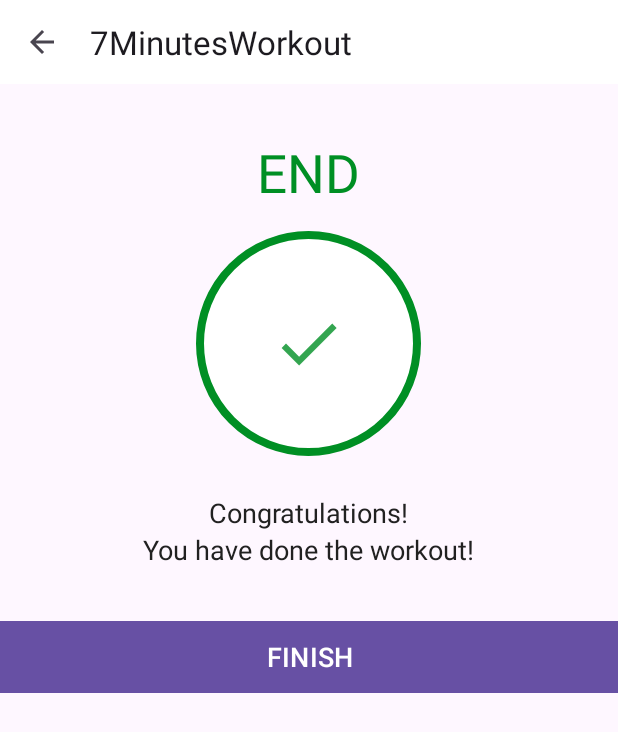
After one commit to Singh-Anshu/7MinutesWorkout, an Android app: the FinishActivity screen opened directly, with no data from a screen before it, on a phone screen of 412 x 824 dp. The commit adds this screen. Shown: the top 732 px of the screen. Run offline under Robolectric (Android 15) with nearby library versions, the phone set to English and light mode, and no system bars.

Commit message:
Created the FinishActivity Screen when exercise is finished.

```diff
--- a/app/src/main/AndroidManifest.xml
+++ b/app/src/main/AndroidManifest.xml
@@ -4,9 +4,10 @@
 
     <queries>
         <intent>
-            <action android:name="android.intent.action.TTS_SERVICE"/>
+            <action android:name="android.intent.action.TTS_SERVICE" />
         </intent>
     </queries>
+
     <application
         android:allowBackup="true"
         android:dataExtractionRules="@xml/data_extraction_rules"
@@ -17,6 +18,9 @@
         android:supportsRtl="true"
         android:theme="@style/Theme._7MinutesWorkout"
         tools:targetApi="31">
+        <activity
+            android:name=".FinishActivity"
+            android:exported="false" />
         <activity
             android:name=".TextToSpeechAcctivity"
             android:exported="false" />
--- a/app/src/main/java/com/example/a7minutesworkout/ExcersiseActivity.kt
+++ b/app/src/main/java/com/example/a7minutesworkout/ExcersiseActivity.kt
@@ -1,5 +1,6 @@
 package com.example.a7minutesworkout
 
+import android.content.Intent
 import android.media.MediaPlayer
 import android.net.Uri
 import android.os.Bundle
@@ -211,20 +212,24 @@ class ExcersiseActivity : AppCompatActivity(), TextToSpeech.OnInitListener {
             }
 
             override fun onFinish() {
-                exerciseList!![currentExercisePosition].setIsSelected(false)
-                exerciseList!![currentExercisePosition].setIsCompleted(true)
-                exerciseStatusAdapter?.notifyDataSetChanged()
+
                 // TODO(Step 10 - Updating the view after completing the 30 seconds exercise.)
                 // START
                 if (currentExercisePosition < exerciseList?.size!! - 1) {
+                    exerciseList!![currentExercisePosition].setIsSelected(false)
+                    exerciseList!![currentExercisePosition].setIsCompleted(true)
+                    exerciseStatusAdapter?.notifyDataSetChanged()
                     setUpResetView()
                 } else {
 
-                    Toast.makeText(
+                    finish()
+                    val intent = Intent(this@ExcersiseActivity, FinishActivity::class.java)
+                    startActivity(intent)
+                    /*Toast.makeText(
                         this@ExcersiseActivity,
                         "Congratulations! You have completed the 7 minutes workout.",
                         Toast.LENGTH_SHORT
-                    ).show()
+                    ).show()*/
                 }
                 // END
 
--- /dev/null
+++ b/app/src/main/java/com/example/a7minutesworkout/FinishActivity.kt
@@ -0,0 +1,32 @@
+package com.example.a7minutesworkout
+
+import androidx.appcompat.app.AppCompatActivity
+import android.os.Bundle
+import com.example.a7minutesworkout.databinding.ActivityFinishBinding
+
+class FinishActivity : AppCompatActivity() {
+
+    private var binding: ActivityFinishBinding? = null
+
+    override fun onCreate(savedInstanceState: Bundle?) {
+        super.onCreate(savedInstanceState)
+
+        binding = ActivityFinishBinding.inflate(layoutInflater)
+        setContentView(binding?.root)
+
+        setSupportActionBar(binding?.toolbarFinishActivity)
+        if (supportActionBar != null) {
+            supportActionBar?.setDisplayHomeAsUpEnabled(true)
+        }
+        binding?.toolbarFinishActivity?.setNavigationOnClickListener {
+            onBackPressed()
+        }
+        //END
+
+        //TODO(Step 6 : Adding a click event to the Finish Button.)
+        //START
+        binding?.btnFinish?.setOnClickListener {
+            finish()
+        }
+    }
+}
--- /dev/null
+++ b/app/src/main/res/drawable/ic_action_done.xml
@@ -0,0 +1,13 @@
+<?xml version="1.0" encoding="utf-8"?>
+<vector xmlns:android="http://schemas.android.com/apk/res/android"
+    android:width="24dp"
+    android:height="24dp"
+    android:viewportWidth="24"
+    android:viewportHeight="24"
+    android:tint="#008F24"
+    android:alpha="0.8">
+    <path
+        android:fillColor="#FF000000"
+        android:pathData="M9,16.2L4.8,12l-1.4,1.4L9,19 21,7l-1.4,-1.4L9,16.2z"/>
+
+</vector>
--- /dev/null
+++ b/app/src/main/res/layout/activity_finish.xml
@@ -0,0 +1,68 @@
+<?xml version="1.0" encoding="utf-8"?>
+<LinearLayout xmlns:android="http://schemas.android.com/apk/res/android"
+    xmlns:tools="http://schemas.android.com/tools"
+    android:layout_width="match_parent"
+    android:layout_height="match_parent"
+    android:gravity="center_horizontal"
+    android:orientation="vertical"
+    tools:context=".FinishActivity">
+
+    <androidx.appcompat.widget.Toolbar
+        android:id="@+id/toolbar_finish_activity"
+        android:layout_width="match_parent"
+        android:layout_height="?android:attr/actionBarSize"
+        android:background="#FFFFFF" />
+
+    <TextView
+        android:id="@+id/tvEnd"
+        android:layout_width="wrap_content"
+        android:layout_height="wrap_content"
+        android:layout_marginTop="35dp"
+        android:text="END"
+        android:textColor="@color/colorAccent"
+        android:textSize="35sp" />
+
+    <LinearLayout
+        android:layout_width="150dp"
+        android:layout_height="150dp"
+        android:layout_gravity="center"
+        android:layout_marginTop="15dp"
+        android:background="@drawable/item_circular_color_accent_border"
+        android:gravity="center">
+
+        <!--Here the ic_action_done image in added in the drawables folders.-->
+        <ImageView
+            android:layout_width="50dp"
+            android:layout_height="50dp"
+            android:contentDescription="Finishimage"
+            android:src="@drawable/ic_action_done" />
+    </LinearLayout>
+
+    <TextView
+        android:layout_width="wrap_content"
+        android:layout_height="wrap_content"
+        android:layout_marginTop="25dp"
+        android:text="Congratulations!"
+        android:textColor="#212121"
+        android:textSize="18sp" />
+
+    <TextView
+        android:layout_width="wrap_content"
+        android:layout_height="wrap_content"
+        android:text="You have done the workout!"
+        android:textColor="#212121"
+        android:textSize="18sp" />
+
+    <Button
+        android:id="@+id/btnFinish"
+        android:layout_width="match_parent"
+        android:layout_height="wrap_content"
+        android:layout_gravity="bottom"
+        android:layout_marginTop="35dp"
+        android:background="@color/colorAccent"
+        android:text="FINISH"
+        android:textAllCaps="true"
+        android:textColor="@color/white"
+        android:textSize="18sp" />
+
+</LinearLayout>
```
